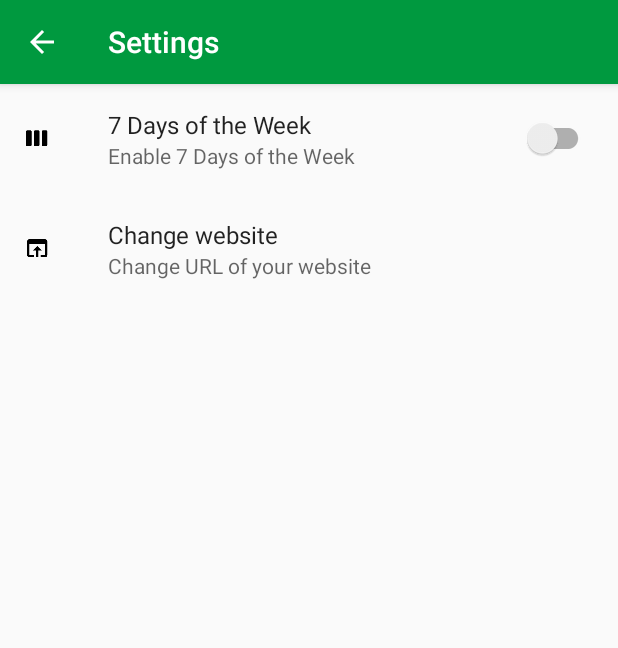
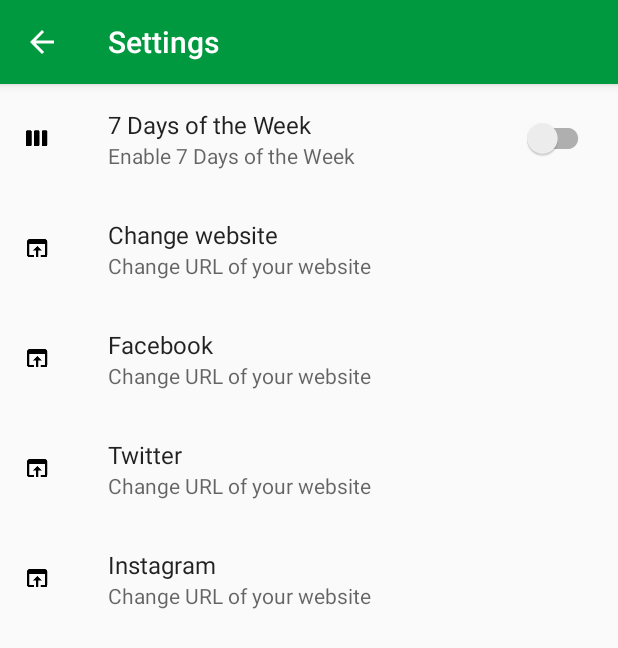
Before and after one commit to diainj/TimeTableProject, an Android app: the screen it shows after launch (SettingsActivity), after a tap on "Settings", on a phone screen of 412 x 824 dp. Shown: the top 648 px of the screen. Run offline under Robolectric (Android 15) with nearby library versions, the phone set to English and light mode, and no system bars; our stand-ins replace androidx.preference; libraries missing offline, so code that uses them is left out: org.xdty.preference; Roboto replaces fonts that are not available here; 3 other taps on this screen came first.

Commit message:
Merge branch 'master' of https://github.com/hoiyeelee/TimeTableProject into Pat
 Conflicts:
	.gradle/6.1.1/executionHistory/executionHistory.bin
	.gradle/6.1.1/executionHistory/executionHistory.lock
                       	.gradle/6.1.1/fileHashes/fileHashes.bin
                       	.gradle/6.1.1/fileHashes/fileHashes.lock
                       	.gradle/6.1.1/fileHashes/resourceHashesCache.bin
                       	.gradle/6.1.1/javaCompile/classAnalysis.bin
                       	.gradle/6.1.1/javaCompile/jarAnalysis.bin
                       	.gradle/6.1.1/javaCompile/javaCompile.lock
                       	.gradle/6.1.1/javaCompile/taskHistory.bin
                       	.gradle/buildOutputCleanup/buildOutputCleanup.lock
                       	.idea/modules/app/app.iml
                       	.idea/workspace.xml

```diff
--- a/app/src/main/java/com/ulan/timetable/activities/SettingsActivity.java
+++ b/app/src/main/java/com/ulan/timetable/activities/SettingsActivity.java
@@ -10,6 +10,9 @@ public class SettingsActivity extends AppCompatActivity {
     public static final String
             KEY_SEVEN_DAYS_SETTING = "sevendays";
     public static final String KEY_SCHOOL_WEBSITE_SETTING = "schoolwebsite";
+    public static final String FACEBOOK_SETTING = "facebook";
+    public static final String TWITTER_SETTING = "twitter";
+    public static final String INSTAGRAM_SETTING = "instagram";
     @Override
     protected void onCreate(Bundle savedInstanceState) {
         super.onCreate(savedInstanceState);
--- a/app/src/main/res/values/strings.xml
+++ b/app/src/main/res/values/strings.xml
@@ -27,12 +27,12 @@
     <string name="week">Week</string>
     <string name="delete">Delete</string>
     <string name="edit">Edit</string>
-    <string name="school_website">School website</string>
-    <string name="school_website_snackbar">Please, set URL of your school website in settings.</string>
+    <string name="school_website">Website</string>
+    <string name="school_website_snackbar">Please set the URL in settings.</string>
 
     <string name="facebook">Facebook</string>
     <string name="twitter">Twitter</string>
-    <string name="otherwebsite">Website</string>
+    <string name="otherwebsite">Instagram</string>
 
     <string name="add_subject">Add subject</string>
     <string name="edit_subject">Edit subject</string>
--- a/app/src/main/res/xml/settings.xml
+++ b/app/src/main/res/xml/settings.xml
@@ -14,4 +14,28 @@
         android:singleLine="true"
         android:title="@string/school_website_setting"
         android:summary="@string/school_website_setting_summary"/>
+
+    <EditTextPreference
+        android:key="facebook"
+        android:selectAllOnFocus="true"
+        android:icon="@drawable/baseline_open_in_browser_black_18"
+        android:singleLine="true"
+        android:title="@string/facebook"
+        android:summary="@string/school_website_setting_summary"/>
+
+    <EditTextPreference
+        android:key="twitter"
+        android:selectAllOnFocus="true"
+        android:icon="@drawable/baseline_open_in_browser_black_18"
+        android:singleLine="true"
+        android:title="@string/twitter"
+        android:summary="@string/school_website_setting_summary"/>
+
+    <EditTextPreference
+        android:key="instagram"
+        android:selectAllOnFocus="true"
+        android:icon="@drawable/baseline_open_in_browser_black_18"
+        android:singleLine="true"
+        android:title="@string/otherwebsite"
+        android:summary="@string/school_website_setting_summary"/>
 </PreferenceScreen>
```
Also changed, not shown: app/src/main/java/com/ulan/timetable/activities/MainActivity.java (+21 -3 lines), 4 other files.
